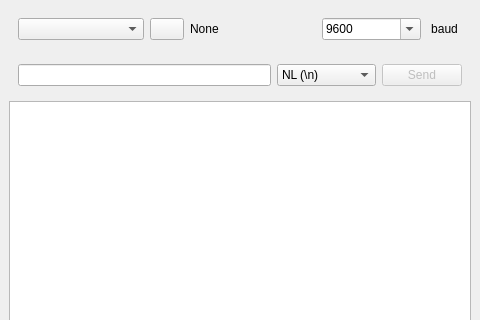
This is mainwindow.ui in elektro-NIK/PySerialMon as Qt 5 draws it before an edit; both pictures show x 0 to 480 and y 0 to 320 of the 480 by 600 pixel window. The edited form follows.
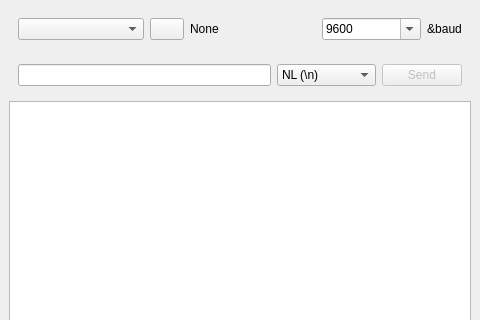
This is the edited form. Icons and pictures are not drawn.

Commit message: Update window form

What changed in the file:
```diff
--- a/mainwindow.ui
+++ b/mainwindow.ui
@@ -143,7 +143,7 @@
           <enum>Qt::LeftToRight</enum>
          </property>
          <property name="text">
-          <string>baud</string>
+          <string>&amp;baud</string>
          </property>
          <property name="alignment">
           <set>Qt::AlignCenter</set>
```
Left out of the diff: 18 changed lines with no effect on the pictures. The commit also changes 1 other file.
